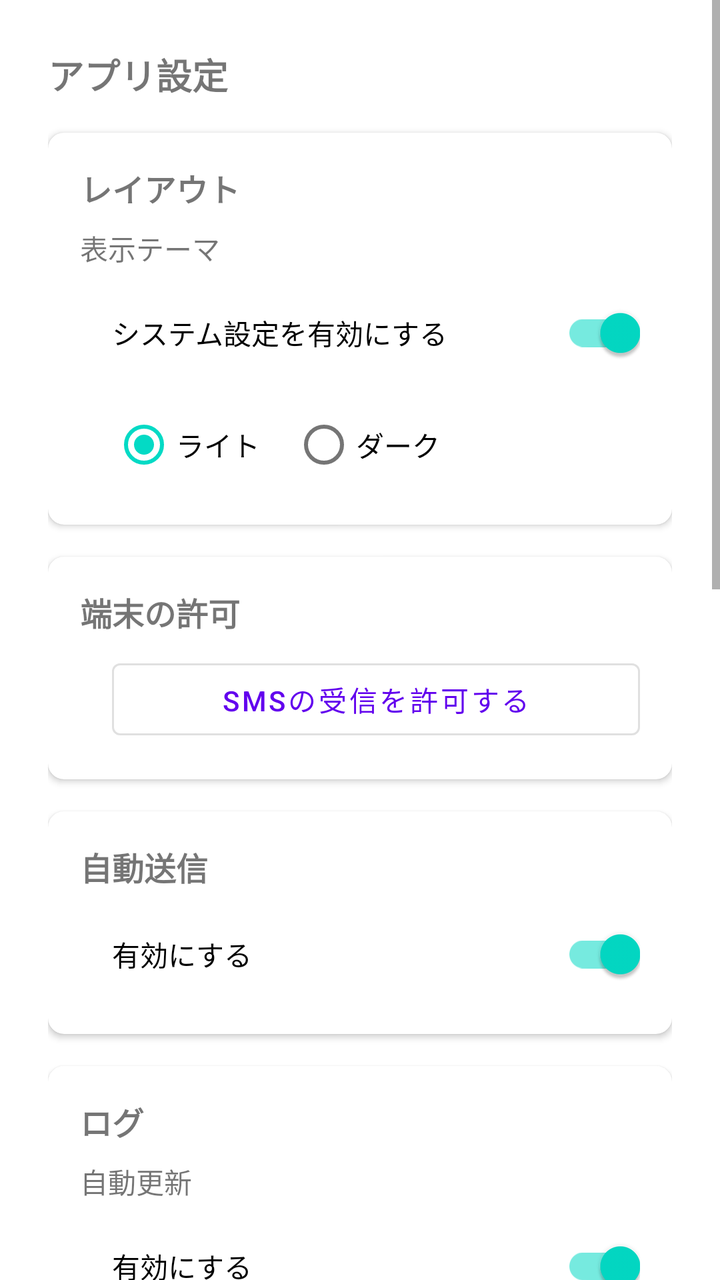
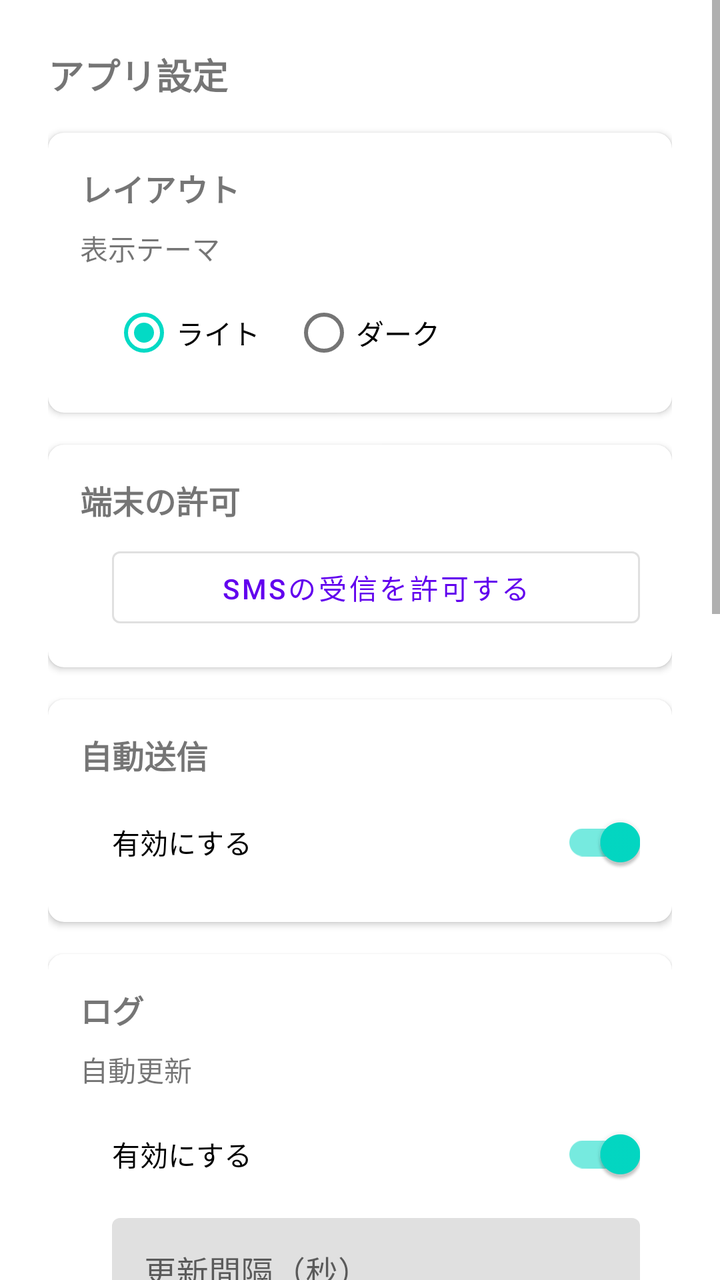

Compare the two renders of this Android layout. The source of the first and the diff that turns it into the second are given below.
<!-- AndroidManifest.xml: application theme Theme.SmsToKintone -->
<!-- res/layout/activity_app_settings.xml -->
<?xml version="1.0" encoding="utf-8"?>
<ScrollView xmlns:android="http://schemas.android.com/apk/res/android"
    xmlns:app="http://schemas.android.com/apk/res-auto"
    android:layout_width="match_parent"
    android:layout_height="match_parent">

    <LinearLayout
        android:layout_width="match_parent"
        android:layout_height="wrap_content"
        android:orientation="vertical"
        android:padding="24dp">

        <TextView
            android:layout_width="wrap_content"
            android:layout_height="wrap_content"
            android:text="@string/app_settings_title"
            android:textSize="18sp"
            android:textStyle="bold" />

        <com.google.android.material.card.MaterialCardView
            android:layout_width="match_parent"
            android:layout_height="wrap_content"
            android:layout_marginTop="16dp"
            app:cardElevation="2dp"
            app:cardCornerRadius="8dp">

            <LinearLayout
                android:layout_width="match_parent"
                android:layout_height="wrap_content"
                android:orientation="vertical"
                android:padding="16dp">

                <TextView
                    android:layout_width="wrap_content"
                    android:layout_height="wrap_content"
                    android:layout_marginBottom="8dp"
                    android:text="@string/section_layout"
                    android:textSize="16sp"
                    android:textStyle="bold" />

                <TextView
                    android:layout_width="wrap_content"
                    android:layout_height="wrap_content"
                    android:layout_marginBottom="8dp"
                    android:text="@string/section_theme_mode"
                    android:textSize="14sp" />

                <LinearLayout
                    android:layout_width="match_parent"
                    android:layout_height="wrap_content"
                    android:layout_marginStart="16dp"
                    android:orientation="vertical">

                    <com.google.android.material.switchmaterial.SwitchMaterial
                        android:id="@+id/swThemeFollowSystem"
                        android:layout_width="match_parent"
                        android:layout_height="wrap_content"
                        android:layout_marginBottom="8dp"
                        android:checked="true"
                        android:text="@string/switch_theme_follow_system" />

                    <RadioGroup
                        android:id="@+id/rgThemeLightDark"
                        android:layout_width="match_parent"
                        android:layout_height="wrap_content"
                        android:orientation="horizontal">

                        <RadioButton
                            android:id="@+id/rbThemeLight"
                            android:layout_width="wrap_content"
                            android:layout_height="wrap_content"
                            android:checked="true"
                            android:text="@string/rb_theme_light" />

                        <RadioButton
                            android:id="@+id/rbThemeDark"
                            android:layout_width="wrap_content"
                            android:layout_height="wrap_content"
                            android:layout_marginStart="16dp"
                            android:text="@string/rb_theme_dark" />
                    </RadioGroup>
                </LinearLayout>
            </LinearLayout>
        </com.google.android.material.card.MaterialCardView>

        <com.google.android.material.card.MaterialCardView
            android:layout_width="match_parent"
            android:layout_height="wrap_content"
            android:layout_marginTop="16dp"
            app:cardElevation="2dp"
            app:cardCornerRadius="8dp">

            <LinearLayout
                android:layout_width="match_parent"
                android:layout_height="wrap_content"
                android:orientation="vertical"
                android:padding="16dp">

                <TextView
                    android:layout_width="wrap_content"
                    android:layout_height="wrap_content"
                    android:layout_marginBottom="8dp"
                    android:text="@string/section_permission"
                    android:textSize="16sp"
                    android:textStyle="bold" />

                <LinearLayout
                    android:layout_width="match_parent"
                    android:layout_height="wrap_content"
                    android:layout_marginStart="16dp"
                    android:orientation="vertical">

                    <TextView
                        android:id="@+id/tvPermissionStatus"
                        android:layout_width="wrap_content"
                        android:layout_height="wrap_content"
                        android:layout_marginBottom="8dp"
                        android:text="@string/permission_status_granted"
                        android:visibility="gone" />

                    <com.google.android.material.button.MaterialButton
                        android:id="@+id/btnRequestPermission"
                        style="@style/Widget.MaterialComponents.Button.OutlinedButton"
                        android:layout_width="match_parent"
                        android:layout_height="wrap_content"
                        android:text="@string/btn_request_permission" />
                </LinearLayout>
            </LinearLayout>
        </com.google.android.material.card.MaterialCardView>

        <com.google.android.material.card.MaterialCardView
            android:layout_width="match_parent"
            android:layout_height="wrap_content"
            android:layout_marginTop="16dp"
            app:cardElevation="2dp"
            app:cardCornerRadius="8dp">

            <LinearLayout
                android:layout_width="match_parent"
                android:layout_height="wrap_content"
                android:orientation="vertical"
                android:padding="16dp">

                <TextView
                    android:layout_width="wrap_content"
                    android:layout_height="wrap_content"
                    android:layout_marginBottom="8dp"
                    android:text="@string/section_forwarding"
                    android:textSize="16sp"
                    android:textStyle="bold" />

                <LinearLayout
                    android:layout_width="match_parent"
                    android:layout_height="wrap_content"
                    android:layout_marginStart="16dp"
                    android:orientation="vertical">

                    <com.google.android.material.switchmaterial.SwitchMaterial
                        android:id="@+id/swForwardingEnabled"
                        android:layout_width="match_parent"
                        android:layout_height="wrap_content"
                        android:checked="true"
                        android:text="@string/switch_forwarding_enabled" />
                </LinearLayout>
            </LinearLayout>
        </com.google.android.material.card.MaterialCardView>

        <com.google.android.material.card.MaterialCardView
            android:layout_width="match_parent"
            android:layout_height="wrap_content"
            android:layout_marginTop="16dp"
            app:cardElevation="2dp"
            app:cardCornerRadius="8dp">

            <LinearLayout
                android:layout_width="match_parent"
                android:layout_height="wrap_content"
                android:orientation="vertical"
                android:padding="16dp">

                <TextView
                    android:layout_width="wrap_content"
                    android:layout_height="wrap_content"
                    android:layout_marginBottom="8dp"
                    android:text="@string/section_log"
                    android:textSize="16sp"
                    android:textStyle="bold" />

                <TextView
                    android:layout_width="wrap_content"
                    android:layout_height="wrap_content"
                    android:layout_marginBottom="8dp"
                    android:text="@string/section_auto_refresh"
                    android:textSize="14sp" />

                <LinearLayout
                    android:layout_width="match_parent"
                    android:layout_height="wrap_content"
                    android:layout_marginStart="16dp"
                    android:orientation="vertical">

                    <com.google.android.material.switchmaterial.SwitchMaterial
                        android:id="@+id/swAutoRefreshEnabled"
                        android:layout_width="match_parent"
                        android:layout_height="wrap_content"
                        android:layout_marginBottom="8dp"
                        android:checked="true"
                        android:text="@string/switch_auto_refresh_enabled" />

                    <com.google.android.material.textfield.TextInputLayout
                        android:id="@+id/tilAutoRefreshInterval"
                        android:layout_width="match_parent"
                        android:layout_height="wrap_content"
                        android:hint="@string/hint_auto_refresh_interval">

                        <com.google.android.material.textfield.TextInputEditText
                            android:id="@+id/etAutoRefreshInterval"
                            android:layout_width="match_parent"
                            android:layout_height="wrap_content"
                            android:inputType="number" />
                    </com.google.android.material.textfield.TextInputLayout>
                </LinearLayout>
            </LinearLayout>
        </com.google.android.material.card.MaterialCardView>

        <com.google.android.material.card.MaterialCardView
            android:layout_width="match_parent"
            android:layout_height="wrap_content"
            android:layout_marginTop="16dp"
            app:cardElevation="2dp"
            app:cardCornerRadius="8dp">

            <LinearLayout
                android:layout_width="match_parent"
                android:layout_height="wrap_content"
                android:orientation="vertical"
                android:padding="16dp">

                <TextView
                    android:layout_width="wrap_content"
                    android:layout_height="wrap_content"
                    android:layout_marginBottom="8dp"
                    android:text="@string/section_sms_search"
                    android:textSize="16sp"
                    android:textStyle="bold" />

                <TextView
                    android:layout_width="wrap_content"
                    android:layout_height="wrap_content"
                    android:layout_marginBottom="8dp"
                    android:text="@string/section_search_range"
                    android:textSize="14sp" />

                <LinearLayout
                    android:layout_width="match_parent"
                    android:layout_height="wrap_content"
                    android:layout_marginStart="16dp"
                    android:orientation="vertical">

                    <TextView
                        android:layout_width="wrap_content"
                        android:layout_height="wrap_content"
                        android:layout_marginBottom="8dp"
                        android:text="@string/label_sms_search_date_range" />

                    <com.google.android.material.textfield.TextInputLayout
                        android:layout_width="match_parent"
                        android:layout_height="wrap_content"
                        android:hint="@string/hint_sms_search_date_range_days">

                        <com.google.android.material.textfield.TextInputEditText
                            android:id="@+id/etSmsSearchDateRangeDays"
                            android:layout_width="match_parent"
                            android:layout_height="wrap_content"
                            android:inputType="number" />
                    </com.google.android.material.textfield.TextInputLayout>

                    <TextView
                        android:layout_width="wrap_content"
                        android:layout_height="wrap_content"
                        android:layout_marginTop="16dp"
                        android:layout_marginBottom="8dp"
                        android:text="@string/label_default_profile_filter" />

                    <Spinner
                        android:id="@+id/spDefaultProfileFilter"
                        android:layout_width="match_parent"
                        android:layout_height="wrap_content" />

                    <TextView
                        android:layout_width="wrap_content"
                        android:layout_height="wrap_content"
                        android:layout_marginTop="16dp"
                        android:layout_marginBottom="8dp"
                        android:text="@string/label_sms_match_tolerance_seconds" />

                    <com.google.android.material.textfield.TextInputLayout
                        android:id="@+id/tilSmsMatchToleranceSeconds"
                        android:layout_width="match_parent"
                        android:layout_height="wrap_content"
                        android:hint="@string/hint_sms_match_tolerance_seconds"
                        app:helperText="@string/helper_sms_match_tolerance_seconds"
                        app:helperTextEnabled="true">

                        <com.google.android.material.textfield.TextInputEditText
                            android:id="@+id/etSmsMatchToleranceSeconds"
                            android:layout_width="match_parent"
                            android:layout_height="wrap_content"
                            android:inputType="number" />
                    </com.google.android.material.textfield.TextInputLayout>
                </LinearLayout>

                <TextView
                    android:layout_width="wrap_content"
                    android:layout_height="wrap_content"
                    android:layout_marginTop="16dp"
                    android:layout_marginBottom="8dp"
                    android:text="@string/section_reply"
                    android:textSize="14sp" />

                <LinearLayout
                    android:layout_width="match_parent"
                    android:layout_height="wrap_content"
                    android:layout_marginStart="16dp"
                    android:orientation="vertical">

                    <TextView
                        android:layout_width="wrap_content"
                        android:layout_height="wrap_content"
                        android:layout_marginBottom="8dp"
                        android:text="@string/section_sms_standard_reply_body"
                        android:textSize="14sp" />

                    <com.google.android.material.textfield.TextInputLayout
                        android:layout_width="match_parent"
                        android:layout_height="wrap_content"
                        android:hint="@string/hint_sms_standard_reply_body">

                        <com.google.android.material.textfield.TextInputEditText
                            android:id="@+id/etDefaultReplyBody"
                            android:layout_width="match_parent"
                            android:layout_height="wrap_content"
                            android:inputType="textMultiLine" />
                    </com.google.android.material.textfield.TextInputLayout>

                    <TextView
                        android:layout_width="wrap_content"
                        android:layout_height="wrap_content"
                        android:layout_marginTop="16dp"
                        android:layout_marginBottom="8dp"
                        android:text="@string/section_sms_split_failed_reply_body"
                        android:textSize="14sp" />

                    <com.google.android.material.textfield.TextInputLayout
                        android:layout_width="match_parent"
                        android:layout_height="wrap_content"
                        android:hint="@string/hint_sms_split_failed_reply_body">

                        <com.google.android.material.textfield.TextInputEditText
                            android:id="@+id/etSplitFailedReplyAddition"
                            android:layout_width="match_parent"
                            android:layout_height="wrap_content"
                            android:inputType="textMultiLine" />
                    </com.google.android.material.textfield.TextInputLayout>
                </LinearLayout>
            </LinearLayout>
        </com.google.android.material.card.MaterialCardView>

    </LinearLayout>
</ScrollView>
<!-- resources referenced by this layout -->
<resources>
  <string name="app_settings_title">アプリ設定</string>
  <string name="btn_request_permission">SMSの受信を許可する</string>
  <string name="helper_sms_match_tolerance_seconds">受信したSMSと送信ログの受信日時の統合範囲です</string>
  <string name="hint_auto_refresh_interval">更新間隔（秒）</string>
  <string name="hint_sms_match_tolerance_seconds">統合範囲（±秒）</string>
  <string name="hint_sms_search_date_range_days">期間（日）</string>
  <string name="hint_sms_split_failed_reply_body">文言</string>
  <string name="hint_sms_standard_reply_body">文言</string>
  <string name="label_default_profile_filter">送信先</string>
  <string name="label_sms_match_tolerance_seconds">統合範囲</string>
  <string name="label_sms_search_date_range">受信期間</string>
  <string name="permission_status_granted">SMS受信: 許可済み</string>
  <string name="rb_theme_dark">ダーク</string>
  <string name="rb_theme_light">ライト</string>
  <string name="section_auto_refresh">自動更新</string>
  <string name="section_forwarding">自動送信</string>
  <string name="section_layout">レイアウト</string>
  <string name="section_log">ログ</string>
  <string name="section_permission">端末の許可</string>
  <string name="section_reply">返信時メッセージ</string>
  <string name="section_search_range">検索条件</string>
  <string name="section_sms_search">SMS検索</string>
  <string name="section_sms_split_failed_reply_body">形式が不正な場合</string>
  <string name="section_sms_standard_reply_body">通常</string>
  <string name="section_theme_mode">表示テーマ</string>
  <string name="switch_auto_refresh_enabled">有効にする</string>
  <string name="switch_forwarding_enabled">有効にする</string>
  <string name="switch_theme_follow_system">システム設定を有効にする</string>
  <style name="Theme.SmsToKintone" parent="Theme.MaterialComponents.DayNight.NoActionBar">
          <item name="colorPrimary">@color/purple_500</item>
          <item name="colorPrimaryVariant">@color/purple_700</item>
          <item name="colorOnPrimary">@color/white</item>
          <item name="colorSecondary">@color/teal_200</item>
          <item name="colorSecondaryVariant">@color/teal_700</item>
          <item name="colorOnSecondary">@color/black</item>
      </style>
  <color name="purple_500">#6200EE</color>
  <color name="purple_700">#3700B3</color>
  <color name="white">#FFFFFFFF</color>
  <color name="teal_200">#03DAC5</color>
  <color name="teal_700">#018786</color>
  <color name="black">#FF000000</color>
</resources>

<!-- the commit's change to res/layout/activity_app_settings.xml (unified diff, before → after) -->
@@ -55,7 +55,7 @@
                         android:id="@+id/swThemeFollowSystem"
                         android:layout_width="match_parent"
                         android:layout_height="wrap_content"
-                        android:layout_marginBottom="8dp"
+                        android:visibility="gone"
                         android:checked="true"
                         android:text="@string/switch_theme_follow_system" />
 
<!-- resource entries referenced after the edit -->
@@ -19,7 +19,7 @@
   <string name="section_layout">レイアウト</string>
   <string name="section_log">ログ</string>
   <string name="section_permission">端末の許可</string>
-  <string name="section_reply">返信時メッセージ</string>
+  <string name="section_reply">返信メッセージ（自動入力）</string>
   <string name="section_search_range">検索条件</string>
   <string name="section_sms_search">SMS検索</string>
   <string name="section_sms_split_failed_reply_body">形式が不正な場合</string>
